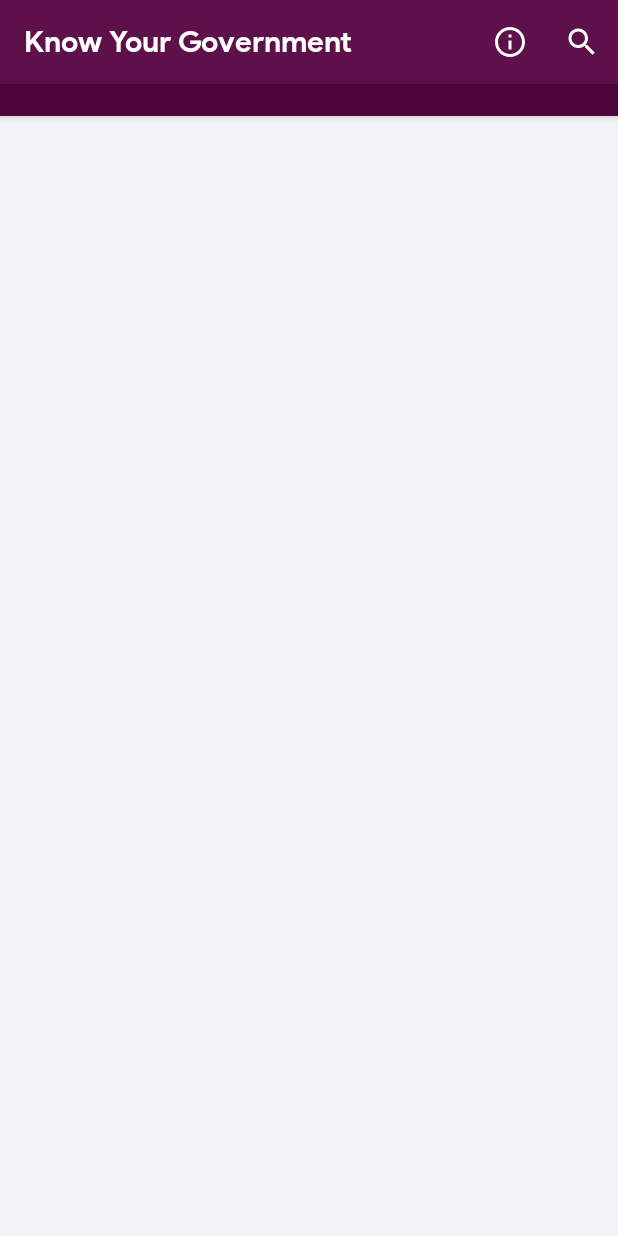
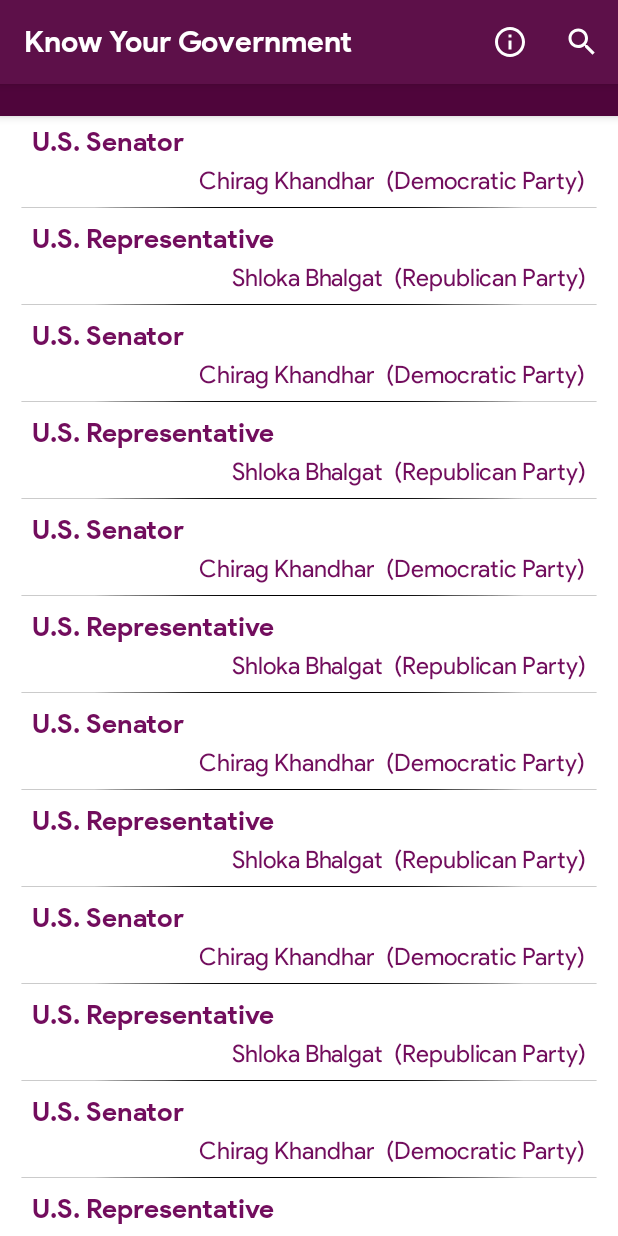
Before and after one commit to chiragkhandhar/Know-Your-Government_v1, an Android app: the screen it shows after launch (MainActivity), on a phone screen of 412 x 824 dp. Run offline under Robolectric (Android 15) with nearby library versions, the phone set to English and light mode, and no system bars.

Commit message:
Recycler View, View Holder, Adapter, Official Class done.

```diff
--- /dev/null
+++ b/app/src/main/java/ml/chiragkhandhar/knowyourgovernment/Channel.java
@@ -0,0 +1,22 @@
+package ml.chiragkhandhar.knowyourgovernment;
+
+public class Channel
+{
+    private String type, id;
+
+    public Channel(String type, String id)
+    {
+        this.type = type;
+        this.id = id;
+    }
+
+    public String getType()
+    {
+        return type;
+    }
+
+    public String getId()
+    {
+        return id;
+    }
+}
--- a/app/src/main/java/ml/chiragkhandhar/knowyourgovernment/MainActivity.java
+++ b/app/src/main/java/ml/chiragkhandhar/knowyourgovernment/MainActivity.java
@@ -3,22 +3,29 @@ package ml.chiragkhandhar.knowyourgovernment;
 import androidx.annotation.NonNull;
 import androidx.appcompat.app.AlertDialog;
 import androidx.appcompat.app.AppCompatActivity;
+import androidx.recyclerview.widget.LinearLayoutManager;
 import androidx.recyclerview.widget.RecyclerView;
 
 import android.content.Context;
 import android.net.ConnectivityManager;
 import android.net.NetworkInfo;
 import android.os.Bundle;
+import android.util.Log;
 import android.view.Menu;
 import android.view.MenuItem;
 import android.view.View;
 import android.widget.TextView;
 import android.widget.Toast;
 
+import java.util.ArrayList;
+
 public class MainActivity extends AppCompatActivity implements View.OnClickListener
 {
     private RecyclerView rv;
     private TextView location;
+    private ArrayList<Official> officialArrayList = new ArrayList<>();
+    private OfficialAdapter officialAdapter;
+    private static final String TAG = "MainActivity";
 
     @Override
     protected void onCreate(Bundle savedInstanceState)
@@ -27,15 +34,53 @@ public class MainActivity extends AppCompatActivity implements View.OnClickListe
         setContentView(R.layout.activity_main);
         setupComponents();
 
+        officialAdapter = new OfficialAdapter(officialArrayList,this);
+        rv.setAdapter(officialAdapter);
+        rv.setLayoutManager(new LinearLayoutManager(this));
+
         if(networkChecker())
         {
-            // Do Stuff
+            getOfficialData();
         }
         else
         {
             noNetworkDialog(getString(R.string.networkErrorMsg1));
         }
+
+
+
     }
+
+    private void getOfficialData()
+    {
+        ArrayList<Official> tempList = new ArrayList<>();
+
+        String title1 = "U.S. Senator";
+        String title2 = "U.S. Representative";
+        String name1 = "Chirag Khandhar";
+        String name2 = "Shloka Bhalgat";
+        String party1 = "(Democratic Party)";
+        String party2 = "(Republican Party)";
+
+        for(int i = 0; i<10; i++)
+        {
+            Official temp1 = new Official();
+            temp1.setTitle(title1);
+            temp1.setName(name1);
+            temp1.setParty(party1);
+            tempList.add(temp1);
+
+            Official temp2 = new Official();
+            temp2.setTitle(title2);
+            temp2.setName(name2);
+            temp2.setParty(party2);
+            tempList.add(temp2);
+        }
+
+        Log.d(TAG, "onCreate: bp: tempList: " + tempList);
+        updateOfficialData(tempList);
+    }
+
     public void setupComponents()
     {
         rv = findViewById(R.id.recycler);
@@ -61,6 +106,14 @@ public class MainActivity extends AppCompatActivity implements View.OnClickListe
 
         AlertDialog dialog = builder.create();
         dialog.show();
+    }
+
+    public void updateOfficialData(ArrayList<Official> tempList)
+    {
+        officialArrayList.clear();
+        officialArrayList.addAll(tempList);
+        Log.d(TAG, "updateOfficialData: bp: officialArrayList[0]: " + officialArrayList.get(0));
+        officialAdapter.notifyDataSetChanged();
     }
 
     @Override
--- /dev/null
+++ b/app/src/main/java/ml/chiragkhandhar/knowyourgovernment/Official.java
@@ -0,0 +1,162 @@
+package ml.chiragkhandhar.knowyourgovernment;
+
+import java.io.Serializable;
+import java.util.ArrayList;
+
+public class Official implements Serializable
+{
+    private String name, title;
+    private String address_line1, address_line2, address_city, address_state, address_zip;
+    private String party;
+    private ArrayList<String> phones;
+    private ArrayList<String> urls;
+    private ArrayList<String> emails;
+    private String photoURL;
+    private ArrayList<Channel> channels;
+
+    public Official()
+    {
+        name = "";
+        title = "";
+        address_line1 = "";
+        address_line2 = "";
+        address_city = "";
+        address_state = "";
+        address_zip = "";
+        party = "";
+        phones = new ArrayList<>();
+        urls = new ArrayList<>();
+        emails = new ArrayList<>();
+        photoURL = "";
+        channels = new ArrayList<>();
+    }
+
+    public String getName()
+    {
+        return name;
+    }
+
+    public String getTitle()
+    {
+        return title;
+    }
+
+    public String getAddress_line1()
+    {
+        return address_line1;
+    }
+
+    public String getAddress_line2()
+    {
+        return address_line2;
+    }
+
+    public String getAddress_city()
+    {
+        return address_city;
+    }
+
+    public String getAddress_state()
+    {
+        return address_state;
+    }
+
+    public String getAddress_zip()
+    {
+        return address_zip;
+    }
+
+    public String getParty() {
+        return party;
+    }
+
+    public ArrayList<String> getPhones()
+    {
+        return phones;
+    }
+
+    public ArrayList<String> getUrls()
+    {
+        return urls;
+    }
+
+    public ArrayList<String> getEmails()
+    {
+        return emails;
+    }
+
+    public String getPhotoURL()
+    {
+        return photoURL;
+    }
+
+    public ArrayList<Channel> getChannels()
+    {
+        return channels;
+    }
+
+    public void setName(String name)
+    {
+        this.name = name;
+    }
+
+    public void setTitle(String title)
+    {
+        this.title = title;
+    }
+
+    public void setAddress_line1(String address_line1)
+    {
+        this.address_line1 = address_line1;
+    }
+
+    public void setAddress_line2(String address_line2)
+    {
+        this.address_line2 = address_line2;
+    }
+
+    public void setAddress_city(String address_city)
+    {
+        this.address_city = address_city;
+    }
+
+    public void setAddress_state(String address_state)
+    {
+        this.address_state = address_state;
+    }
+
+    public void setAddress_zip(String address_zip)
+    {
+        this.address_zip = address_zip;
+    }
+
+    public void setParty(String party)
+    {
+        this.party = party;
+    }
+
+    public void setPhones(ArrayList<String> phones)
+    {
+        this.phones = phones;
+    }
+
+    public void setUrls(ArrayList<String> urls)
+    {
+        this.urls = urls;
+    }
+
+    public void setEmails(ArrayList<String> emails)
+    {
+        this.emails = emails;
+    }
+
+    public void setPhotoURL(String photoURL)
+    {
+        this.photoURL = photoURL;
+    }
+
+    public void setChannels(ArrayList<Channel> channels)
+    {
+        this.channels = channels;
+    }
+}
--- /dev/null
+++ b/app/src/main/java/ml/chiragkhandhar/knowyourgovernment/OfficialAdapter.java
@@ -0,0 +1,47 @@
+package ml.chiragkhandhar.knowyourgovernment;
+
+import android.view.LayoutInflater;
+import android.view.View;
+import android.view.ViewGroup;
+
+import androidx.annotation.NonNull;
+import androidx.recyclerview.widget.RecyclerView;
+
+import java.util.List;
+
+public class OfficialAdapter extends RecyclerView.Adapter<OfficialViewHolder>
+{
+    private static final String TAG = "OfficialAdapter";
+    private List<Official> officialList;
+    private MainActivity mainActivity;
+
+    public OfficialAdapter(List<Official> officialList, MainActivity mainActivity)
+    {
+        this.officialList = officialList;
+        this.mainActivity = mainActivity;
+    }
+
+    @NonNull
+    @Override
+    public OfficialViewHolder onCreateViewHolder(@NonNull ViewGroup parent, int viewType)
+    {
+        View itemView = LayoutInflater.from(parent.getContext()).inflate(R.layout.official_entry,parent,false);
+
+        return new OfficialViewHolder(itemView);
+    }
+
+    @Override
+    public void onBindViewHolder(@NonNull OfficialViewHolder holder, int position)
+    {
+        Official temp = officialList.get(position);
+        holder.officeName.setText(temp.getTitle());
+        holder.name.setText(temp.getName());
+        holder.party.setText(temp.getParty());
+    }
+
+    @Override
+    public int getItemCount()
+    {
+        return officialList.size();
+    }
+}
--- /dev/null
+++ b/app/src/main/java/ml/chiragkhandhar/knowyourgovernment/OfficialViewHolder.java
@@ -0,0 +1,19 @@
+package ml.chiragkhandhar.knowyourgovernment;
+
+import android.view.View;
+import android.widget.TextView;
+
+import androidx.annotation.NonNull;
+import androidx.recyclerview.widget.RecyclerView;
+
+public class OfficialViewHolder extends RecyclerView.ViewHolder
+{
+    TextView officeName, name, party;
+    public OfficialViewHolder(@NonNull View itemView)
+    {
+        super(itemView);
+        officeName = itemView.findViewById(R.id.officeName);
+        name = itemView.findViewById(R.id.name);
+        party = itemView.findViewById(R.id.party);
+    }
+}
--- a/app/src/main/res/layout/activity_main.xml
+++ b/app/src/main/res/layout/activity_main.xml
@@ -4,7 +4,7 @@
     xmlns:tools="http://schemas.android.com/tools"
     android:layout_width="match_parent"
     android:layout_height="match_parent"
-    android:background="@color/app_bg"
+    android:background="@color/white"
     tools:context=".MainActivity">
 
     <androidx.recyclerview.widget.RecyclerView
@@ -13,8 +13,6 @@
         android:layout_height="0dp"
         android:layout_marginStart="8dp"
         android:layout_marginEnd="8dp"
-        android:layout_marginBottom="8dp"
-        android:padding="5dp"
         app:layout_constraintBottom_toBottomOf="parent"
         app:layout_constraintEnd_toEndOf="parent"
         app:layout_constraintStart_toStartOf="parent"
--- /dev/null
+++ b/app/src/main/res/layout/official_entry.xml
@@ -0,0 +1,61 @@
+<?xml version="1.0" encoding="utf-8"?>
+<androidx.constraintlayout.widget.ConstraintLayout xmlns:android="http://schemas.android.com/apk/res/android"
+    xmlns:app="http://schemas.android.com/apk/res-auto"
+    xmlns:tools="http://schemas.android.com/tools"
+    android:layout_width="match_parent"
+    android:layout_height="wrap_content"
+    android:paddingStart="5dp"
+    android:paddingTop="5dp"
+    android:paddingEnd="5dp">
+
+    <TextView
+        android:id="@+id/officeName"
+        android:layout_width="wrap_content"
+        android:layout_height="wrap_content"
+        android:layout_marginStart="8dp"
+        android:textColor="@color/colorAccent"
+        android:textSize="18sp"
+        app:layout_constraintStart_toStartOf="parent"
+        app:layout_constraintTop_toTopOf="parent"
+        tools:text="U.S. Senator" />
+
+    <TextView
+        android:id="@+id/name"
+        android:layout_width="0dp"
+        android:layout_height="wrap_content"
+        android:layout_marginStart="8dp"
+        android:layout_marginTop="4dp"
+        android:layout_marginEnd="8dp"
+        android:fontFamily="@font/product_sans_regular"
+        android:textAlignment="textEnd"
+        android:textColor="@color/colorAccent"
+        android:textSize="16sp"
+        app:layout_constraintEnd_toStartOf="@+id/party"
+        app:layout_constraintStart_toStartOf="parent"
+        app:layout_constraintTop_toBottomOf="@+id/officeName"
+        tools:text="Shloka Bhalgat" />
+
+    <TextView
+        android:id="@+id/party"
+        android:layout_width="wrap_content"
+        android:layout_height="wrap_content"
+        android:layout_marginTop="4dp"
+        android:layout_marginEnd="8dp"
+        android:fontFamily="@font/product_sans_regular"
+        android:textColor="@color/colorAccent"
+        android:textSize="16sp"
+        app:layout_constraintEnd_toEndOf="parent"
+        app:layout_constraintTop_toBottomOf="@+id/officeName"
+        tools:text="(Democratic Party)" />
+
+    <ImageView
+        android:id="@+id/imageView"
+        android:layout_width="wrap_content"
+        android:layout_height="wrap_content"
+        android:layout_marginTop="4dp"
+        android:contentDescription="@string/separator"
+        app:layout_constraintEnd_toEndOf="parent"
+        app:layout_constraintStart_toStartOf="parent"
+        app:layout_constraintTop_toBottomOf="@+id/name"
+        app:srcCompat="@drawable/separator" />
+</androidx.constraintlayout.widget.ConstraintLayout>
--- a/app/src/main/res/values/strings.xml
+++ b/app/src/main/res/values/strings.xml
@@ -5,4 +5,5 @@
     <string name="networkErrorMsg2">You can not search without a Network Connection.</string>
     <string name="search">Search</string>
     <string name="about">About</string>
+    <string name="separator">separator</string>
 </resources>
```
Also changed, not shown: app/src/main/res/drawable-v24/separator.png (added).
